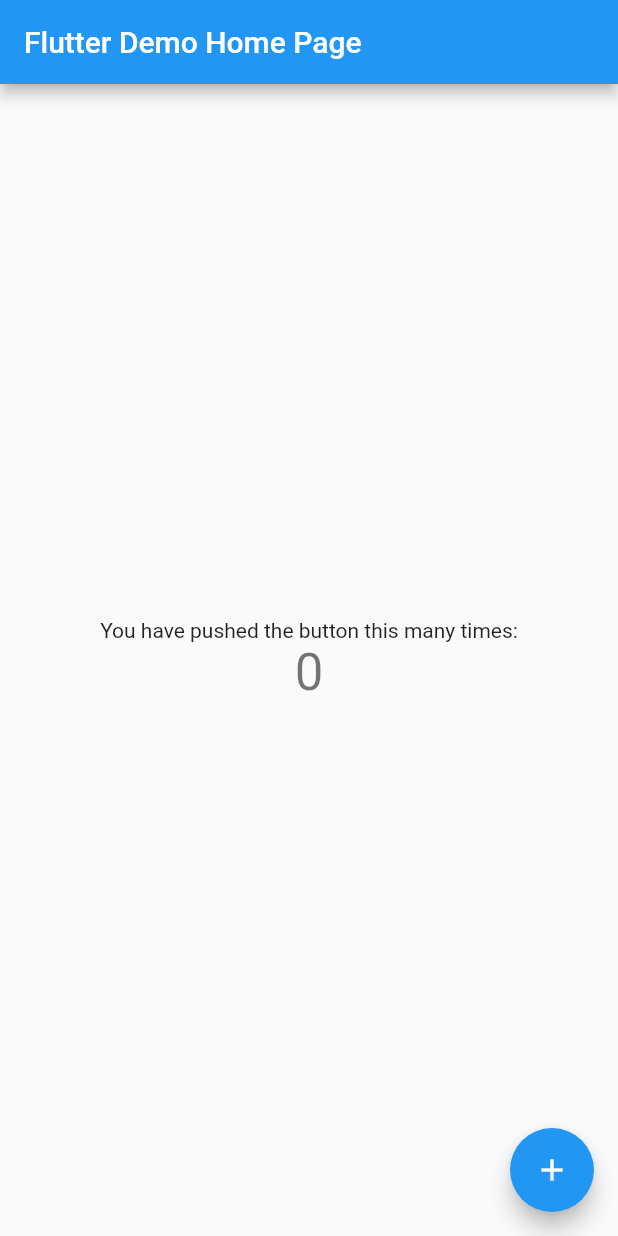
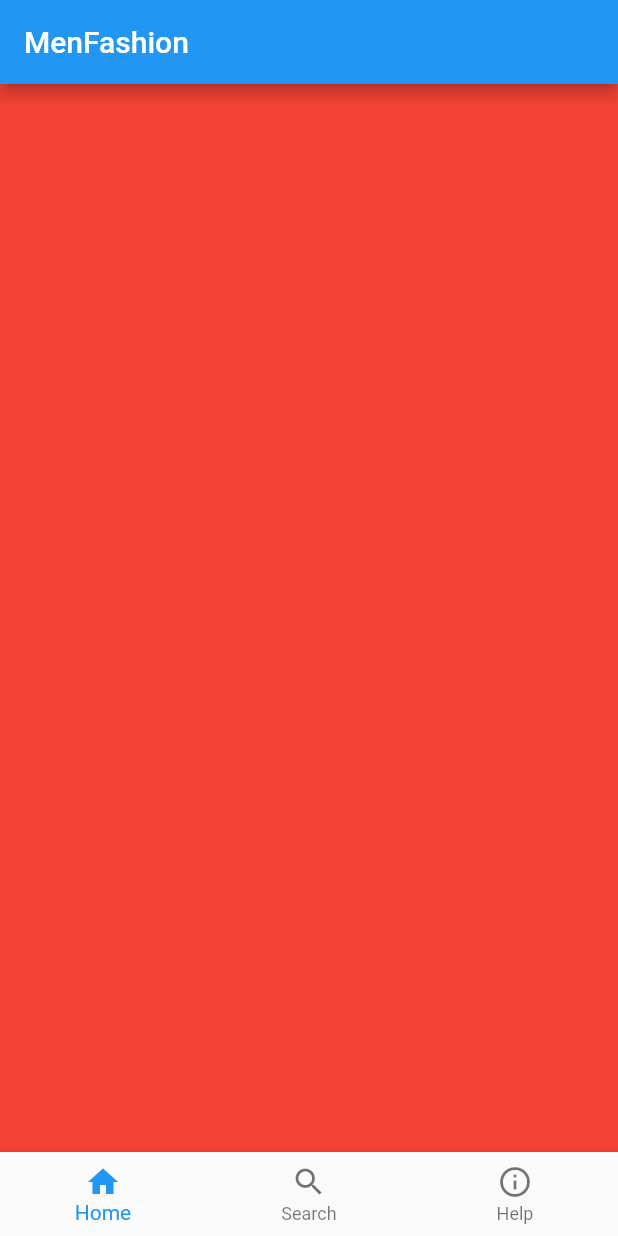
Before and after one commit to mohamedElasar/MenFashion_mobileAPP, a Flutter app: the screen it shows after launch, on a phone screen of 412 x 824 dp. Run offline on Flutter 3.47's test engine with Material 2 defaults, Android fonts, the phone set to English and light mode, and no system bars.

```diff
--- a/lib/main.dart
+++ b/lib/main.dart
@@ -1,4 +1,7 @@
 import 'package:flutter/material.dart';
+import './screens/help.dart';
+import './screens/home.dart';
+import './screens/search.dart';
 
 void main() {
   runApp(MyApp());
@@ -10,38 +13,13 @@ class MyApp extends StatelessWidget {
   Widget build(BuildContext context) {
     return MaterialApp(
       title: 'Flutter Demo',
-      theme: ThemeData(
-        // This is the theme of your application.
-        //
-        // Try running your application with "flutter run". You'll see the
-        // application has a blue toolbar. Then, without quitting the app, try
-        // changing the primarySwatch below to Colors.green and then invoke
-        // "hot reload" (press "r" in the console where you ran "flutter run",
-        // or simply save your changes to "hot reload" in a Flutter IDE).
-        // Notice that the counter didn't reset back to zero; the application
-        // is not restarted.
-        primarySwatch: Colors.blue,
-        // This makes the visual density adapt to the platform that you run
-        // the app on. For desktop platforms, the controls will be smaller and
-        // closer together (more dense) than on mobile platforms.
-        visualDensity: VisualDensity.adaptivePlatformDensity,
-      ),
-      home: MyHomePage(title: 'Flutter Demo Home Page'),
+      home: MyHomePage(title: 'MenFashion'),
     );
   }
 }
 
 class MyHomePage extends StatefulWidget {
   MyHomePage({Key key, this.title}) : super(key: key);
-
-  // This widget is the home page of your application. It is stateful, meaning
-  // that it has a State object (defined below) that contains fields that affect
-  // how it looks.
-
-  // This class is the configuration for the state. It holds the values (in this
-  // case the title) provided by the parent (in this case the App widget) and
-  // used by the build method of the State. Fields in a Widget subclass are
-  // always marked "final".
 
   final String title;
 
@@ -50,68 +28,73 @@ class MyHomePage extends StatefulWidget {
 }
 
 class _MyHomePageState extends State<MyHomePage> {
-  int _counter = 0;
+  int bottomSelectedIndex = 0;
 
-  void _incrementCounter() {
+  PageController pageController = PageController(
+    initialPage: 0,
+    keepPage: true,
+  );
+
+  void pageChanged(int index) {
     setState(() {
-      // This call to setState tells the Flutter framework that something has
-      // changed in this State, which causes it to rerun the build method below
-      // so that the display can reflect the updated values. If we changed
-      // _counter without calling setState(), then the build method would not be
-      // called again, and so nothing would appear to happen.
-      _counter++;
+      bottomSelectedIndex = index;
+    });
+  }
+
+  Widget buildPageView() {
+    return PageView(
+      controller: pageController,
+      onPageChanged: (index) {
+        pageChanged(index);
+      },
+      children: <Widget>[
+        Home(),
+        Search(),
+        Help(),
+      ],
+    );
+  }
+
+  void bottomTapped(int index) {
+    setState(() {
+      bottomSelectedIndex = index;
+      pageController.animateToPage(index,
+          duration: Duration(milliseconds: 500), curve: Curves.ease);
     });
   }
 
   @override
+  void initState() {
+    super.initState();
+  }
+
+  List<BottomNavigationBarItem> buildBottomNavBarItems() {
+    return [
+      BottomNavigationBarItem(
+          icon: new Icon(Icons.home), title: new Text('Home')),
+      BottomNavigationBarItem(
+        icon: new Icon(Icons.search),
+        title: new Text('Search'),
+      ),
+      BottomNavigationBarItem(
+          icon: Icon(Icons.info_outline), title: Text('Help'))
+    ];
+  }
+
+  @override
   Widget build(BuildContext context) {
-    // This method is rerun every time setState is called, for instance as done
-    // by the _incrementCounter method above.
-    //
-    // The Flutter framework has been optimized to make rerunning build methods
-    // fast, so that you can just rebuild anything that needs updating rather
-    // than having to individually change instances of widgets.
     return Scaffold(
       appBar: AppBar(
-        // Here we take the value from the MyHomePage object that was created by
-        // the App.build method, and use it to set our appbar title.
         title: Text(widget.title),
       ),
-      body: Center(
-        // Center is a layout widget. It takes a single child and positions it
-        // in the middle of the parent.
-        child: Column(
-          // Column is also a layout widget. It takes a list of children and
-          // arranges them vertically. By default, it sizes itself to fit its
-          // children horizontally, and tries to be as tall as its parent.
-          //
-          // Invoke "debug painting" (press "p" in the console, choose the
-          // "Toggle Debug Paint" action from the Flutter Inspector in Android
-          // Studio, or the "Toggle Debug Paint" command in Visual Studio Code)
-          // to see the wireframe for each widget.
-          //
-          // Column has various properties to control how it sizes itself and
-          // how it positions its children. Here we use mainAxisAlignment to
-          // center the children vertically; the main axis here is the vertical
-          // axis because Columns are vertical (the cross axis would be
-          // horizontal).
-          mainAxisAlignment: MainAxisAlignment.center,
-          children: <Widget>[
-            Text(
-              'You have pushed the button this many times:',
-            ),
-            Text(
-              '$_counter',
-              style: Theme.of(context).textTheme.headline4,
-            ),
-          ],
-        ),
+      body: buildPageView(),
+      bottomNavigationBar: BottomNavigationBar(
+        onTap: (index) {
+          bottomTapped(index);
+        },
+        currentIndex: bottomSelectedIndex,
+        items: buildBottomNavBarItems(),
       ),
-      floatingActionButton: FloatingActionButton(
-        onPressed: _incrementCounter,
-        tooltip: 'Increment',
-        child: Icon(Icons.add),
-      ), // This trailing comma makes auto-formatting nicer for build methods.
     );
   }
 }
--- /dev/null
+++ b/lib/screens/help.dart
@@ -0,0 +1,15 @@
+import 'package:flutter/material.dart';
+
+class Help extends StatefulWidget {
+  @override
+  _RedState createState() => _RedState();
+}
+
+class _RedState extends State<Help> {
+  @override
+  Widget build(BuildContext context) {
+    return Container(
+      color: Colors.yellow,
+    );
+  }
+}
--- /dev/null
+++ b/lib/screens/home.dart
@@ -0,0 +1,15 @@
+import 'package:flutter/material.dart';
+
+class Home extends StatefulWidget {
+  @override
+  _RedState createState() => _RedState();
+}
+
+class _RedState extends State<Home> {
+  @override
+  Widget build(BuildContext context) {
+    return Container(
+      color: Colors.red,
+    );
+  }
+}
--- /dev/null
+++ b/lib/screens/search.dart
@@ -0,0 +1,15 @@
+import 'package:flutter/material.dart';
+
+class Search extends StatefulWidget {
+  @override
+  _RedState createState() => _RedState();
+}
+
+class _RedState extends State<Search> {
+  @override
+  Widget build(BuildContext context) {
+    return Container(
+      color: Colors.blue,
+    );
+  }
+}
```
